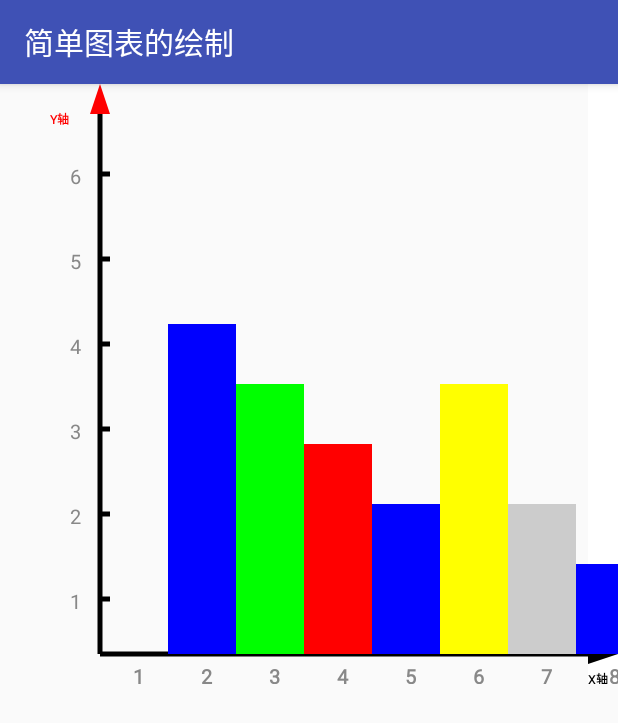
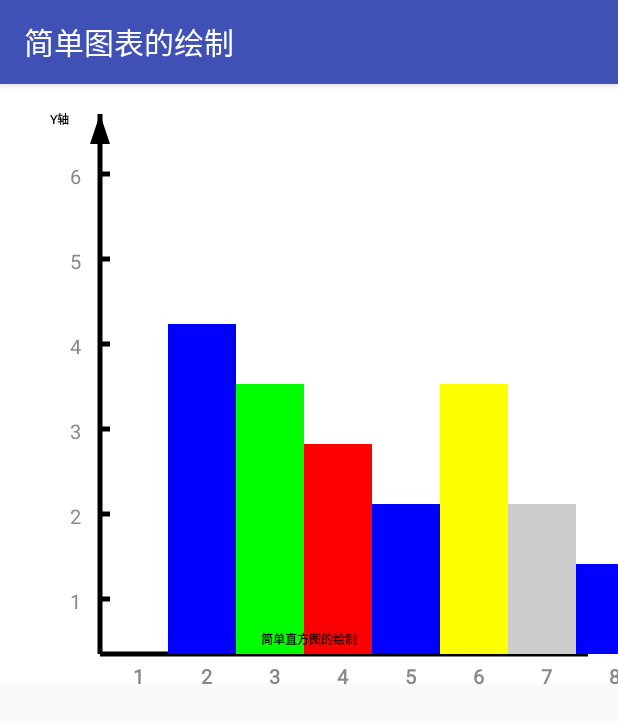
Before and after one commit to SunnyLy/MuKeNet, an Android app: the SimpleGraphActivity screen opened directly, with no data from a screen before it, on a phone screen of 412 x 824 dp. Shown: the top 723 px of the screen. Run offline under Robolectric (Android 15) with nearby library versions, the phone set to English and light mode, and no system bars; 1 statement that could not run was skipped.

Commit message:
简单直方图绘制。。。。。

```diff
--- a/app/src/main/java/chart/muke/com/mukechart/basicgraph/BaseGraphView.java
+++ b/app/src/main/java/chart/muke/com/mukechart/basicgraph/BaseGraphView.java
@@ -53,13 +53,24 @@ public abstract class BaseGraphView extends View {
     public int width;
     //视图高度
     public int height;
-    //坐标原点位置
-    public  int originX = 100;
-    public  int originY = 800;
+    //坐标原点位置，给定默认初始值
+    //坐标原点的Y坐标，注意应该在X轴的坐标值，标题，以及Label等展示区上方
+    public  int originX ;
+    public  int originY ;
     public int padding = 30;
+    public int mDefMargin = 10;
+    public int mDefXValueHeight = 30;
+    public int mDefTitleHeight = 30;
+    public int mDefLabelHeight = 30;
     //柱状图数据
     public int columnInfo[][];
 
+    //背景颜色
+    public int bgColor = Color.WHITE;
+
+    public void setBgColor(int bgColor) {
+        this.bgColor = bgColor;
+    }
 
     public BaseGraphView(Context context) {
         this(context,null);
@@ -160,25 +171,53 @@ public abstract class BaseGraphView extends View {
 //        width = getWidth() - originX-100;
 //        height = getHeight() - 400;
 
-        Paint cavansPaint = new Paint();
-        cavansPaint.setColor(Color.WHITE);
-        canvas.drawRect(getWidth(),getTop()-30,getRight()-padding,getBottom(),cavansPaint);
-
         width = getWidth();
         height = getHeight();
+
+        canvas.drawColor(bgColor);
+
         originX = 100;
-        originY = getTop() + height;
+        originY = getTop() + height - (mDefXValueHeight + mDefTitleHeight + mDefXValueHeight);
+        /**
+         * 画X,Y轴
+         */
         drawAxisX(canvas, mPaint);
         drawAxisY(canvas, mPaint);
+        /**
+         * 画X,Y轴上的分割线标记
+         */
         drawAxisScaleMarkX(canvas, mPaint);
         drawAxisScaleMarkY(canvas, mPaint);
+
+        /**
+         * 画X,Y轴上的箭头
+         */
         drawAxisArrowsX(canvas, mPaint);
         drawAxisArrowsY(canvas, mPaint);
+
+        /**
+         * 画X,Y轴上的刻度值
+         */
         drawAxisScaleMarkValueX(canvas, mPaint);
         drawAxisScaleMarkValueY(canvas, mPaint);
+
+        /**
+         * 画柱条
+         */
         drawColumn(canvas, mPaint);
+
+        /**
+         * 画标题
+         */
         drawTitle(canvas, mPaint);
+
+        /**
+         * 画颜色标记：如：红代表xx,绿代表xx
+         */
+        drawLabel(canvas,mPaint);
     }
+
+    protected abstract void drawLabel(Canvas canvas, Paint paint);
 
     protected abstract void drawAxisScaleMarkValueY(Canvas canvas, Paint paint);
 
@@ -187,12 +226,12 @@ public abstract class BaseGraphView extends View {
     //画标题
     private void drawTitle(Canvas canvas, Paint paint) {
         //画标题
-        if (mGrapthTitle != null) {
+        if (!TextUtils.isEmpty(mGrapthTitle)) {
             //设置画笔绘制文字的属性
             mPaint.setColor(mAxisTextColor);
             mPaint.setTextSize(mAxisTextSize);
             mPaint.setFakeBoldText(true);
-            canvas.drawText(mGrapthTitle, (getWidth()/2)-(paint.measureText(mGrapthTitle)/2), height + padding, paint);
+            canvas.drawText(mGrapthTitle, (getWidth()/2)-(paint.measureText(mGrapthTitle)/2), originY + mDefXValueHeight + mDefMargin + 10, paint);
         }
     }
 
@@ -207,11 +246,11 @@ public abstract class BaseGraphView extends View {
 //        mPathX.lineTo(originX - 10, originY - height);//下一点
 //        mPathX.lineTo(originX + 10, originY - height);//下一点
 
-        mPathX.moveTo(originX, getTop());//起始点
-        mPathX.lineTo(originX - 10, getTop()+30);//下一点
-        mPathX.lineTo(originX + 10, getTop()+30);//下一点
+        mPathX.moveTo(originX, getTop()+padding);//起始点
+        mPathX.lineTo(originX - 10, getTop()+padding*2);//下一点
+        mPathX.lineTo(originX + 10, getTop()+padding*2);//下一点
         mPathX.close();
-        paint.setColor(Color.RED);
+        paint.setColor(Color.BLACK);
         canvas.drawPath(mPathX, paint);
         if (!TextUtils.isEmpty(mYAxisName))
         canvas.drawText(mYAxisName,originX-50,getTop()+40,paint);
@@ -225,13 +264,13 @@ public abstract class BaseGraphView extends View {
     private void drawAxisArrowsX(Canvas canvas, Paint paint) {
         //画三角形（X轴箭头）
         Path mPathX = new Path();
-        mPathX.moveTo(width , height - padding);//起始点
-        mPathX.lineTo(width - padding, height - padding - 10);//下一点
-        mPathX.lineTo(width - padding, height - padding + 10);//下一点
+        mPathX.moveTo(width - padding , originY);//起始点
+        mPathX.lineTo(width - padding, originY - 10);//下一点
+        mPathX.lineTo(width - padding, originY + 10);//下一点
         mPathX.close();
         canvas.drawPath(mPathX, paint);
         if (!TextUtils.isEmpty(mXAxisName))
-        canvas.drawText(mXAxisName,width - padding,height - padding +30,paint);
+        canvas.drawText(mXAxisName,width - padding,originY +30,paint);
     }
 
     /**
```
